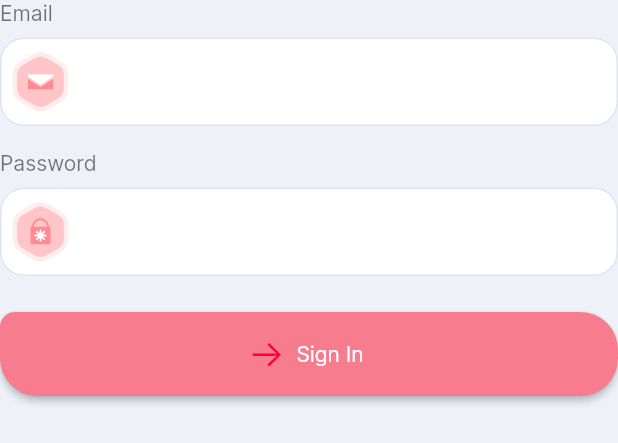
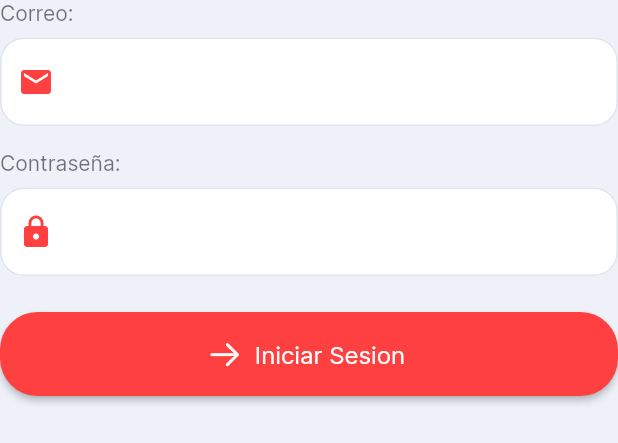
Before and after one commit to inaDAGod/Hungry_Students, a Flutter app: the SignInForm widget shown alone on an empty page, opened directly, on a phone screen of 412 x 824 dp. Shown: the top 443 px of the screen. Run offline on Flutter 3.47's test engine with Material 2 defaults, Android fonts, the phone set to English and light mode, and no system bars; our stand-ins replace cached_network_image, firebase_core, flutter_svg, rive; accounts and stored records are empty; network calls fail.

Commit message:
bienvenida, login, y alguna const

```diff
--- a/lib/screens/entryPoint/entry_point.dart
+++ b/lib/screens/entryPoint/entry_point.dart
@@ -66,7 +66,7 @@ class _EntryPointState extends State<EntryPoint>
     return Scaffold(
       extendBody: true,
       resizeToAvoidBottomInset: false,
-      backgroundColor: Colors.white,
+      backgroundColor: const Color.fromARGB(255, 255, 255, 255),
       body: Stack(
         children: [
           AnimatedPositioned(
--- a/lib/screens/onboding/components/animated_btn.dart
+++ b/lib/screens/onboding/components/animated_btn.dart
@@ -35,8 +35,8 @@ class AnimatedBtn extends StatelessWidget {
                   const Icon(CupertinoIcons.arrow_right),
                   const SizedBox(width: 8),
                   Text(
-                    "Start the course",
-                    style: Theme.of(context).textTheme.button,
+                    "La respuesta",
+                    style: Theme.of(context).textTheme.labelLarge,
                   )
                 ],
               ),
--- a/lib/screens/onboding/components/sign_in_form.dart
+++ b/lib/screens/onboding/components/sign_in_form.dart
@@ -97,7 +97,7 @@ class _SignInFormState extends State<SignInForm> {
             crossAxisAlignment: CrossAxisAlignment.start,
             children: [
               const Text(
-                "Email",
+                "Correo:",
                 style: TextStyle(
                   color: Colors.black54,
                 ),
@@ -111,16 +111,19 @@ class _SignInFormState extends State<SignInForm> {
                     }
                     return null;
                   },
-                  decoration: InputDecoration(
+                  decoration: const InputDecoration(
                     prefixIcon: Padding(
-                      padding: const EdgeInsets.symmetric(horizontal: 8),
-                      child: SvgPicture.asset("assets/icons/email.svg"),
+                      padding: EdgeInsets.symmetric(horizontal: 8),
+                      child: Icon(
+                        Icons.email,
+                        color: Color.fromRGBO(255, 64, 64, 1),
+                      ),
                     ),
                   ),
                 ),
               ),
               const Text(
-                "Password",
+                "Contraseña:",
                 style: TextStyle(
                   color: Colors.black54,
                 ),
@@ -135,10 +138,13 @@ class _SignInFormState extends State<SignInForm> {
                     }
                     return null;
                   },
-                  decoration: InputDecoration(
+                  decoration: const InputDecoration(
                     prefixIcon: Padding(
-                      padding: const EdgeInsets.symmetric(horizontal: 8),
-                      child: SvgPicture.asset("assets/icons/password.svg"),
+                      padding: EdgeInsets.symmetric(horizontal: 8),
+                      child: Icon(
+                        Icons.lock,
+                        color: Color.fromRGBO(255, 64, 64, 1),
+                      ),
                     ),
                   ),
                 ),
@@ -150,11 +156,11 @@ class _SignInFormState extends State<SignInForm> {
                     singIn(context);
                   },
                   style: ElevatedButton.styleFrom(
-                    backgroundColor: const Color(0xFFF77D8E),
+                    backgroundColor: const Color.fromRGBO(255, 64, 64, 1),
                     minimumSize: const Size(double.infinity, 56),
                     shape: const RoundedRectangleBorder(
                       borderRadius: BorderRadius.only(
-                        topLeft: Radius.circular(10),
+                        topLeft: Radius.circular(25),
                         topRight: Radius.circular(25),
                         bottomRight: Radius.circular(25),
                         bottomLeft: Radius.circular(25),
@@ -163,9 +169,12 @@ class _SignInFormState extends State<SignInForm> {
                   ),
                   icon: const Icon(
                     CupertinoIcons.arrow_right,
-                    color: Color(0xFFFE0037),
+                    color: Color.fromARGB(255, 255, 252, 253),
                   ),
-                  label: const Text("Sign In"),
+                  label: const Text(
+                    "Iniciar Sesion",
+                    style: TextStyle(fontSize: 16),
+                  ),
                 ),
               ),
             ],
```
Also changed, not shown: lib/main.dart (+4 -3 lines), lib/screens/entryPoint/components/animated_bar.dart (+11 -20 lines), lib/screens/onboding/components/sign_in_dialog.dart (+5 -27 lines), lib/screens/onboding/onboding_screen.dart (+4 -4 lines), assets/icons/google.png (added), pubspec.lock.
